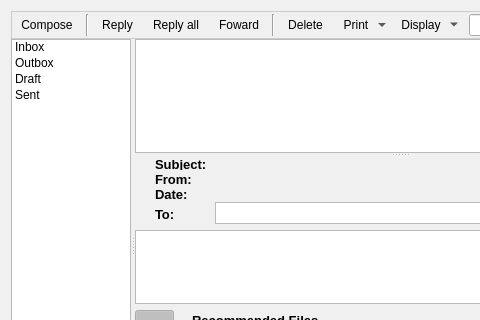
The window that retroshare-gui/src/gui/MessagesDialog.ui (RetroShare/RetroShare) describes before a commit, drawn with Qt 5; both pictures show x 0 to 480 and y 0 to 320 of the 675 by 462 pixel window.
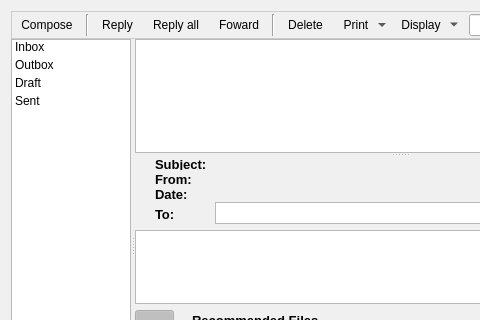
The same window after the commit. Icons and pictures are not drawn.

Commit message: set a item foreground color for Inbox when get a new message, set gridsize for listwidget to 18

Patch:
```diff
--- a/retroshare-gui/src/gui/MessagesDialog.ui
+++ b/retroshare-gui/src/gui/MessagesDialog.ui
@@ -957,7 +957,7 @@
       <property name="gridSize">
        <size>
         <width>100</width>
-        <height>16</height>
+        <height>18</height>
        </size>
       </property>
       <property name="modelColumn">
```
The commit also changes 1 other file.
